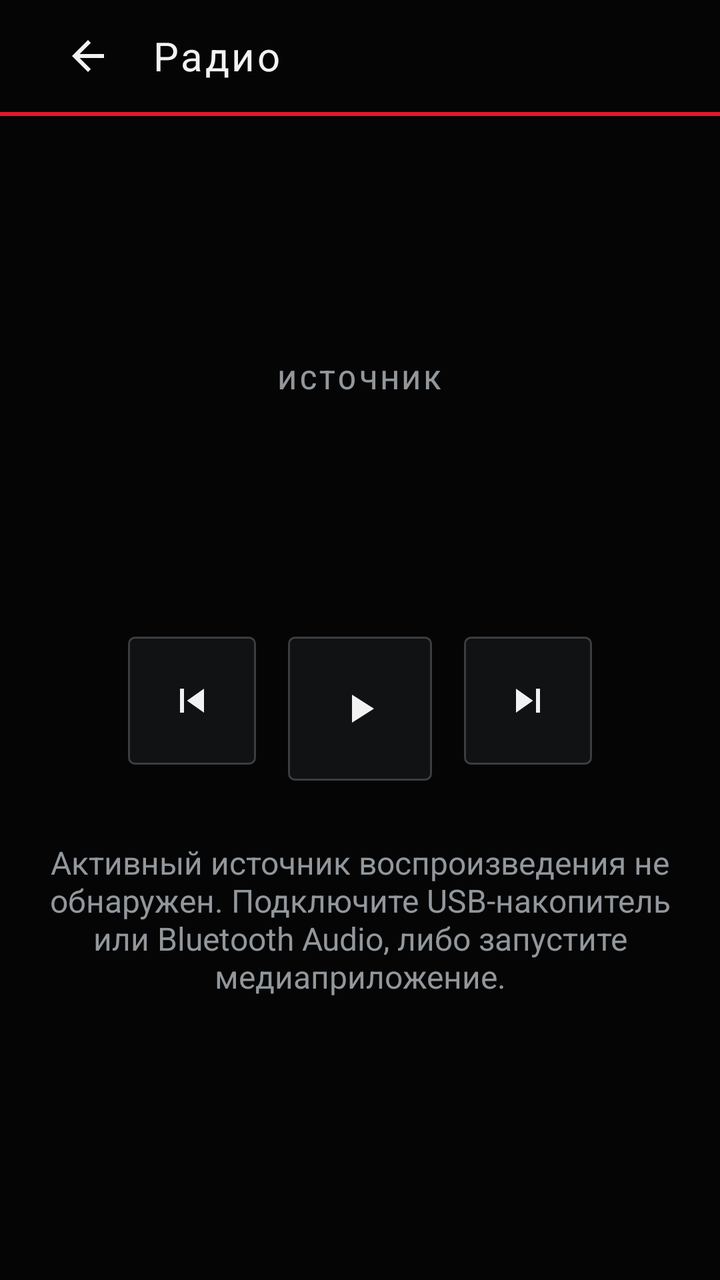
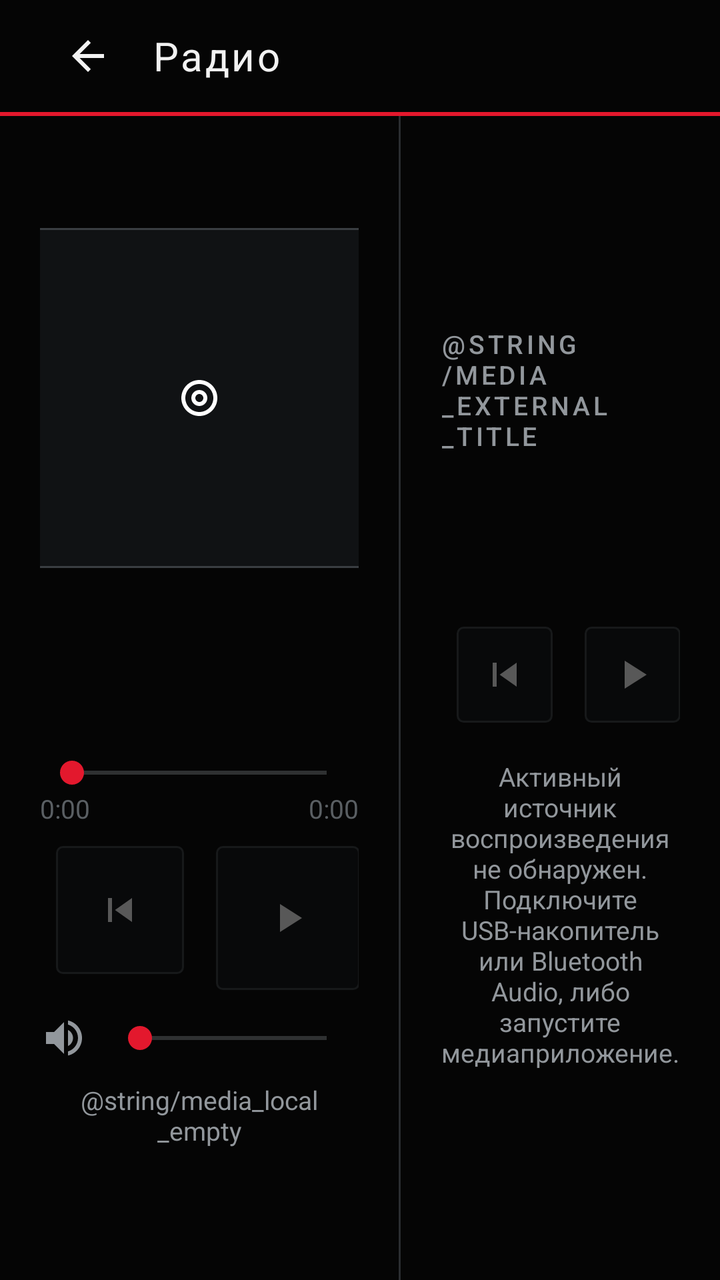

The first picture is an Android layout as it rendered before a commit; the second is the same layout after the commit. The layout source and the unified diff follow.
<!-- AndroidManifest.xml: application theme Theme.VWShell -->
<!-- res/layout/fragment_media.xml -->
<?xml version="1.0" encoding="utf-8"?>
<LinearLayout xmlns:android="http://schemas.android.com/apk/res/android"
    xmlns:app="http://schemas.android.com/apk/res-auto"
    android:layout_width="match_parent" android:layout_height="match_parent"
    android:orientation="vertical" android:background="@color/vw_background">
    <include layout="@layout/layout_section_header"/>
    <View android:layout_width="match_parent" android:layout_height="@dimen/accent_line" android:background="@drawable/accent_line"/>
    <LinearLayout android:layout_width="match_parent" android:layout_height="0dp" android:layout_weight="1"
        android:orientation="vertical" android:gravity="center" android:padding="@dimen/screen_padding">
        <TextView android:id="@+id/mediaSourceLabel" style="@style/VW.SectionLabel" android:layout_width="wrap_content" android:layout_height="wrap_content" android:text="@string/media_source"/>
        <ImageView android:id="@+id/mediaSourceIcon" android:layout_width="48dp" android:layout_height="48dp" android:layout_marginTop="14dp"
            android:src="@drawable/ic_media" android:contentDescription="@string/media_source" android:visibility="gone"/>
        <ImageView android:id="@+id/mediaAlbumArt" android:layout_width="150dp" android:layout_height="150dp" android:layout_marginTop="10dp"
            android:scaleType="centerInside" android:visibility="gone" android:contentDescription="@string/media_source"/>
        <TextView android:id="@+id/mediaTrack" android:layout_width="match_parent" android:layout_height="wrap_content" android:layout_marginTop="18dp"
            android:gravity="center" android:singleLine="true" android:ellipsize="end" android:textColor="@color/vw_text_primary" android:textSize="26sp"/>
        <TextView android:id="@+id/mediaArtist" android:layout_width="match_parent" android:layout_height="wrap_content" android:layout_marginTop="6dp"
            android:gravity="center" android:singleLine="true" android:ellipsize="end" android:textColor="@color/vw_text_secondary" android:textSize="@dimen/title_text"/>
        <LinearLayout android:layout_width="wrap_content" android:layout_height="wrap_content" android:orientation="horizontal" android:layout_marginTop="34dp">
            <ImageButton android:id="@+id/btnMediaPrev" style="@style/VW.ControlButton" android:src="@drawable/ic_prev" android:contentDescription="@string/media_prev"/>
            <ImageButton android:id="@+id/btnMediaPlay" style="@style/VW.ControlButton.play" android:src="@drawable/ic_play" android:contentDescription="@string/media_play"/>
            <ImageButton android:id="@+id/btnMediaNext" style="@style/VW.ControlButton" android:src="@drawable/ic_next" android:contentDescription="@string/media_next"/>
        </LinearLayout>
        <TextView android:id="@+id/mediaStatus" android:layout_width="match_parent" android:layout_height="wrap_content" android:layout_marginTop="30dp"
            android:gravity="center" android:textColor="@color/vw_text_secondary" android:textSize="@dimen/body_text" android:text="@string/media_no_session"/>
        <LinearLayout android:layout_width="wrap_content" android:layout_height="wrap_content" android:orientation="horizontal" android:layout_marginTop="18dp">
            <com.google.android.material.button.MaterialButton android:id="@+id/btnPickMediaApp" style="@style/VW.Button"
                android:layout_width="wrap_content" android:layout_height="@dimen/button_height"
                android:text="@string/media_pick_app" android:visibility="gone"/>
            <com.google.android.material.button.MaterialButton android:id="@+id/btnGrantMediaAccess" style="@style/VW.Button.Accent"
                android:layout_width="wrap_content" android:layout_height="@dimen/button_height" android:layout_marginStart="10dp"
                android:text="@string/media_grant_access" android:visibility="gone"/>
        </LinearLayout>
    </LinearLayout>
</LinearLayout>
<!-- res/layout/layout_section_header.xml (included above) -->
<?xml version="1.0" encoding="utf-8"?>
<LinearLayout xmlns:android="http://schemas.android.com/apk/res/android"
    android:layout_width="match_parent"
    android:layout_height="@dimen/topbar_height"
    android:orientation="horizontal"
    android:gravity="center_vertical"
    android:background="@color/vw_background"
    android:paddingStart="@dimen/screen_padding"
    android:paddingEnd="@dimen/screen_padding">

    <ImageButton
        android:id="@+id/btnBack"
        android:layout_width="48dp"
        android:layout_height="48dp"
        android:background="?attr/selectableItemBackgroundBorderless"
        android:src="@drawable/ic_back"
        android:scaleType="centerInside"
        android:contentDescription="@string/back"
        android:focusable="true"/>

    <TextView
        android:id="@+id/sectionTitle"
        android:layout_width="0dp"
        android:layout_height="wrap_content"
        android:layout_weight="1"
        android:layout_marginStart="8dp"
        android:textColor="@color/vw_text_primary"
        android:textSize="@dimen/title_text"
        android:letterSpacing="0.06"
        android:text="@string/radio_title"/>

    <TextView
        android:id="@+id/headerClock"
        android:layout_width="wrap_content"
        android:layout_height="wrap_content"
        android:textColor="@color/vw_text_secondary"
        android:textSize="@dimen/body_text"
        android:fontFamily="sans-serif-light"/>
</LinearLayout>
<!-- resources referenced by this layout -->
<resources>
  <color name="vw_background">#FF050505</color>
  <color name="vw_text_primary">#FFF2F2F2</color>
  <color name="vw_text_secondary">#FF92979C</color>
  <dimen name="accent_line">2dp</dimen>
  <dimen name="body_text">16sp</dimen>
  <dimen name="button_height">56dp</dimen>
  <dimen name="screen_padding">20dp</dimen>
  <dimen name="title_text">20sp</dimen>
  <dimen name="topbar_height">56dp</dimen>
  <!-- drawable accent_line (drawable) -->
  <?xml version="1.0" encoding="utf-8"?>
  <shape xmlns:android="http://schemas.android.com/apk/res/android" android:shape="rectangle">
      <solid android:color="@color/vw_accent"/>
  </shape>
  <!-- drawable ic_media (drawable) -->
  <?xml version="1.0" encoding="utf-8"?>
  <vector xmlns:android="http://schemas.android.com/apk/res/android"
      android:width="24dp" android:height="24dp"
      android:viewportWidth="24" android:viewportHeight="24"
      android:tint="@color/vw_icon_tint">
      <path android:fillColor="#FFFFFFFF" android:pathData="M12,3v10.55c-0.59,-0.34 -1.27,-0.55 -2,-0.55 -2.21,0 -4,1.79 -4,4s1.79,4 4,4 4,-1.79 4,-4V7h4V3h-6z"/>
  </vector>
  <string name="back">Назад</string>
  <string name="media_grant_access">Предоставить доступ</string>
  <string name="media_next">Следующий трек</string>
  <string name="media_no_session">Активный источник воспроизведения не обнаружен. Подключите USB-накопитель или Bluetooth Audio, либо запустите медиаприложение.</string>
  <string name="media_pick_app">Выбрать медиаприложение</string>
  <string name="media_play">Воспроизведение</string>
  <string name="media_prev">Предыдущий трек</string>
  <string name="media_source">Источник</string>
  <string name="radio_title">Радио</string>
  <style name="VW.Button.Accent" parent="VW.Button">
          <item name="backgroundTint">@color/vw_accent</item>
          <item name="strokeColor">@color/vw_accent</item>
          <item name="android:textColor">@color/vw_text_primary</item>
      </style>
  <style name="VW.ControlButton.play">
          <item name="android:layout_width">@dimen/dial_button</item>
          <item name="android:layout_height">@dimen/dial_button</item>
      </style>
  <color name="vw_accent">#FFE3182D</color>
  <color name="vw_icon_tint">#FFF2F2F2</color>
  <color name="vw_tile_bg">#FF101214</color>
  <dimen name="tile_radius">3dp</dimen>
  <color name="vw_stroke">#FF3A3E42</color>
  <dimen name="tile_stroke">1dp</dimen>
  <color name="vw_tile_bg_pressed">#FF1B1E21</color>
  <dimen name="control_button">64dp</dimen>
  <dimen name="dial_button">72dp</dimen>
  <dimen name="small_text">13sp</dimen>
  <!-- unchanged entries left out for length: 10 -->
</resources>

<!-- the commit's change to res/layout/fragment_media.xml (unified diff, before → after) -->
@@ -1,36 +1,124 @@
 <?xml version="1.0" encoding="utf-8"?>
 <LinearLayout xmlns:android="http://schemas.android.com/apk/res/android"
-    xmlns:app="http://schemas.android.com/apk/res-auto"
     android:layout_width="match_parent" android:layout_height="match_parent"
     android:orientation="vertical" android:background="@color/vw_background">
     <include layout="@layout/layout_section_header"/>
     <View android:layout_width="match_parent" android:layout_height="@dimen/accent_line" android:background="@drawable/accent_line"/>
+
     <LinearLayout android:layout_width="match_parent" android:layout_height="0dp" android:layout_weight="1"
-        android:orientation="vertical" android:gravity="center" android:padding="@dimen/screen_padding">
-        <TextView android:id="@+id/mediaSourceLabel" style="@style/VW.SectionLabel" android:layout_width="wrap_content" android:layout_height="wrap_content" android:text="@string/media_source"/>
-        <ImageView android:id="@+id/mediaSourceIcon" android:layout_width="48dp" android:layout_height="48dp" android:layout_marginTop="14dp"
-            android:src="@drawable/ic_media" android:contentDescription="@string/media_source" android:visibility="gone"/>
-        <ImageView android:id="@+id/mediaAlbumArt" android:layout_width="150dp" android:layout_height="150dp" android:layout_marginTop="10dp"
-            android:scaleType="centerInside" android:visibility="gone" android:contentDescription="@string/media_source"/>
-        <TextView android:id="@+id/mediaTrack" android:layout_width="match_parent" android:layout_height="wrap_content" android:layout_marginTop="18dp"
-            android:gravity="center" android:singleLine="true" android:ellipsize="end" android:textColor="@color/vw_text_primary" android:textSize="26sp"/>
-        <TextView android:id="@+id/mediaArtist" android:layout_width="match_parent" android:layout_height="wrap_content" android:layout_marginTop="6dp"
-            android:gravity="center" android:singleLine="true" android:ellipsize="end" android:textColor="@color/vw_text_secondary" android:textSize="@dimen/title_text"/>
-        <LinearLayout android:layout_width="wrap_content" android:layout_height="wrap_content" android:orientation="horizontal" android:layout_marginTop="34dp">
-            <ImageButton android:id="@+id/btnMediaPrev" style="@style/VW.ControlButton" android:src="@drawable/ic_prev" android:contentDescription="@string/media_prev"/>
-            <ImageButton android:id="@+id/btnMediaPlay" style="@style/VW.ControlButton.play" android:src="@drawable/ic_play" android:contentDescription="@string/media_play"/>
-            <ImageButton android:id="@+id/btnMediaNext" style="@style/VW.ControlButton" android:src="@drawable/ic_next" android:contentDescription="@string/media_next"/>
+        android:orientation="horizontal" android:baselineAligned="false">
+
+        
+        <LinearLayout android:id="@+id/localPanel"
+            android:layout_width="0dp" android:layout_height="match_parent" android:layout_weight="5"
+            android:orientation="vertical" android:gravity="center" android:padding="@dimen/screen_padding">
+
+            <ImageView android:id="@+id/localArt"
+                android:layout_width="170dp" android:layout_height="170dp"
+                android:scaleType="centerInside"
+                android:background="@drawable/bg_tile"
+                android:src="@drawable/ic_album"
+                android:contentDescription="@string/media_local_title"/>
+
+            <TextView android:id="@+id/localTrack" android:layout_width="match_parent" android:layout_height="wrap_content"
+                android:layout_marginTop="16dp" android:gravity="center" android:singleLine="true" android:ellipsize="end"
+                android:textColor="@color/vw_text_primary" android:textSize="24sp"/>
+            <TextView android:id="@+id/localArtist" android:layout_width="match_parent" android:layout_height="wrap_content"
+                android:layout_marginTop="4dp" android:gravity="center" android:singleLine="true" android:ellipsize="end"
+                android:textColor="@color/vw_text_secondary" android:textSize="@dimen/title_text"/>
+
+            
+            <SeekBar android:id="@+id/localSeek" android:layout_width="match_parent" android:layout_height="wrap_content"
+                android:layout_marginTop="14dp" android:progressTint="@color/vw_accent"
+                android:thumbTint="@color/vw_accent" android:enabled="false"/>
+            <LinearLayout android:layout_width="match_parent" android:layout_height="wrap_content"
+                android:orientation="horizontal">
+                <TextView android:id="@+id/localPos" android:layout_width="0dp" android:layout_height="wrap_content"
+                    android:layout_weight="1" android:textColor="@color/vw_text_disabled" android:textSize="@dimen/small_text" android:text="0:00"/>
+                <TextView android:id="@+id/localDur" android:layout_width="wrap_content" android:layout_height="wrap_content"
+                    android:textColor="@color/vw_text_disabled" android:textSize="@dimen/small_text" android:text="0:00"/>
+            </LinearLayout>
+
+            <LinearLayout android:layout_width="wrap_content" android:layout_height="wrap_content"
+                android:orientation="horizontal" android:layout_marginTop="10dp">
+                <ImageButton android:id="@+id/btnLocalPrev" style="@style/VW.ControlButton"
+                    android:src="@drawable/ic_prev" android:contentDescription="@string/media_prev" android:alpha="0.35"/>
+                <ImageButton android:id="@+id/btnLocalPlay" style="@style/VW.ControlButton.play"
+                    android:src="@drawable/ic_play" android:contentDescription="@string/media_play" android:alpha="0.35"/>
+                <ImageButton android:id="@+id/btnLocalNext" style="@style/VW.ControlButton"
+                    android:src="@drawable/ic_next" android:contentDescription="@string/media_next" android:alpha="0.35"/>
+            </LinearLayout>
+
+            
+            <LinearLayout android:layout_width="match_parent" android:layout_height="wrap_content"
+                android:orientation="horizontal" android:gravity="center_vertical" android:layout_marginTop="12dp">
+                <ImageView android:layout_width="@dimen/icon_sm" android:layout_height="@dimen/icon_sm"
+                    android:src="@drawable/ic_volume" android:contentDescription="@string/media_volume"
+                    android:tint="@color/vw_text_secondary"/>
+                <SeekBar android:id="@+id/volumeSeek" android:layout_width="0dp" android:layout_height="wrap_content"
+                    android:layout_weight="1" android:layout_marginStart="10dp" android:progressTint="@color/vw_accent"
+                    android:thumbTint="@color/vw_accent"/>
+            </LinearLayout>
+
+            <TextView android:id="@+id/localStatus" android:layout_width="match_parent" android:layout_height="wrap_content"
+                android:layout_marginTop="10dp" android:gravity="center" android:textColor="@color/vw_text_secondary"
+                android:textSize="@dimen/small_text" android:text="@string/media_local_empty"/>
+
+            <LinearLayout android:layout_width="wrap_content" android:layout_height="wrap_content"
+                android:orientation="horizontal" android:layout_marginTop="10dp">
+                <com.google.android.material.button.MaterialButton android:id="@+id/btnGrantAudio" style="@style/VW.Button.Accent"
+                    android:layout_width="wrap_content" android:layout_height="@dimen/button_height"
+                    android:text="@string/media_grant_audio" android:visibility="gone"/>
+                <com.google.android.material.button.MaterialButton android:id="@+id/btnRescan" style="@style/VW.Button"
+                    android:layout_width="wrap_content" android:layout_height="@dimen/button_height"
+                    android:layout_marginStart="10dp" android:text="@string/media_rescan" android:visibility="gone"/>
+            </LinearLayout>
         </LinearLayout>
-        <TextView android:id="@+id/mediaStatus" android:layout_width="match_parent" android:layout_height="wrap_content" android:layout_marginTop="30dp"
-            android:gravity="center" android:textColor="@color/vw_text_secondary" android:textSize="@dimen/body_text" android:text="@string/media_no_session"/>
-        <LinearLayout android:layout_width="wrap_content" android:layout_height="wrap_content" android:orientation="horizontal" android:layout_marginTop="18dp">
-            <com.google.android.material.button.MaterialButton android:id="@+id/btnPickMediaApp" style="@style/VW.Button"
-                android:layout_width="wrap_content" android:layout_height="@dimen/button_height"
-                android:text="@string/media_pick_app" android:visibility="gone"/>
-            <com.google.android.material.button.MaterialButton android:id="@+id/btnGrantMediaAccess" style="@style/VW.Button.Accent"
-                android:layout_width="wrap_content" android:layout_height="@dimen/button_height" android:layout_marginStart="10dp"
-                android:text="@string/media_grant_access" android:visibility="gone"/>
-        </LinearLayout>
+
+        <View android:layout_width="1dp" android:layout_height="match_parent" android:background="@color/vw_divider"/>
+
+        
+        <ScrollView android:layout_width="0dp" android:layout_height="match_parent" android:layout_weight="4"
+            android:fillViewport="true">
+            <LinearLayout android:layout_width="match_parent" android:layout_height="wrap_content"
+                android:orientation="vertical" android:gravity="center" android:padding="@dimen/screen_padding">
+
+                <TextView style="@style/VW.SectionLabel" android:layout_width="wrap_content" android:layout_height="wrap_content"
+                    android:text="@string/media_external_title"/>
+
+                <ImageView android:id="@+id/extSourceIcon" android:layout_width="40dp" android:layout_height="40dp"
+                    android:layout_marginTop="14dp" android:src="@drawable/ic_bluetooth"
+                    android:contentDescription="@string/media_external_title" android:visibility="gone"
+                    android:tint="@color/vw_text_secondary"/>
+                <ImageView android:id="@+id/extAlbumArt" android:layout_width="120dp" android:layout_height="120dp"
+                    android:layout_marginTop="10dp" android:scaleType="centerInside" android:visibility="gone"
+                    android:contentDescription="@string/media_external_title"/>
+                <TextView android:id="@+id/extTrack" android:layout_width="match_parent" android:layout_height="wrap_content"
+                    android:layout_marginTop="14dp" android:gravity="center" android:singleLine="true" android:ellipsize="end"
+                    android:textColor="@color/vw_text_primary" android:textSize="20sp"/>
+                <TextView android:id="@+id/extArtist" android:layout_width="match_parent" android:layout_height="wrap_content"
+                    android:layout_marginTop="4dp" android:gravity="center" android:singleLine="true" android:ellipsize="end"
+                    android:textColor="@color/vw_text_secondary" android:textSize="@dimen/body_text"/>
+
+                <LinearLayout android:layout_width="wrap_content" android:layout_height="wrap_content"
+                    android:orientation="horizontal" android:layout_marginTop="20dp">
+                    <ImageButton android:id="@+id/btnExtPrev" style="@style/VW.ControlButton.small"
+                        android:src="@drawable/ic_prev" android:contentDescription="@string/media_prev" android:alpha="0.35"/>
+                    <ImageButton android:id="@+id/btnExtPlay" style="@style/VW.ControlButton.small"
+                        android:src="@drawable/ic_play" android:contentDescription="@string/media_play" android:alpha="0.35"/>
+                    <ImageButton android:id="@+id/btnExtNext" style="@style/VW.ControlButton.small"
+                        android:src="@drawable/ic_next" android:contentDescription="@string/media_next" android:alpha="0.35"/>
+                </LinearLayout>
+
+                <TextView android:id="@+id/extStatus" android:layout_width="match_parent" android:layout_height="wrap_content"
+                    android:layout_marginTop="18dp" android:gravity="center" android:textColor="@color/vw_text_secondary"
+                    android:textSize="@dimen/small_text" android:text="@string/media_no_session"/>
+
+                <com.google.android.material.button.MaterialButton android:id="@+id/btnGrantMediaAccess" style="@style/VW.Button.Accent"
+                    android:layout_width="wrap_content" android:layout_height="@dimen/button_height" android:layout_marginTop="12dp"
+                    android:text="@string/media_grant_access" android:visibility="gone"/>
+            </LinearLayout>
+        </ScrollView>
     </LinearLayout>
 </LinearLayout>
 <!-- res/layout/layout_section_header.xml (included above) -->
<!-- resource entries referenced after the edit -->
@@ -1,11 +1,14 @@
 <!-- resources referenced by this layout -->
 <resources>
   <color name="vw_background">#FF050505</color>
+  <color name="vw_divider">#FF2A2D30</color>
+  <color name="vw_text_disabled">#FF5A5F63</color>
   <color name="vw_text_primary">#FFF2F2F2</color>
   <color name="vw_text_secondary">#FF92979C</color>
   <dimen name="accent_line">2dp</dimen>
   <dimen name="body_text">16sp</dimen>
   <dimen name="button_height">56dp</dimen>
+  <dimen name="icon_sm">24dp</dimen>
   <dimen name="screen_padding">20dp</dimen>
   <dimen name="title_text">20sp</dimen>
   <dimen name="topbar_height">56dp</dimen>
@@ -14,22 +17,34 @@
   <shape xmlns:android="http://schemas.android.com/apk/res/android" android:shape="rectangle">
       <solid android:color="@color/vw_accent"/>
   </shape>
-  <!-- drawable ic_media (drawable) -->
+  <!-- drawable ic_album (drawable) -->
+  <vector xmlns:android="http://schemas.android.com/apk/res/android"
+      android:width="24dp" android:height="24dp"
+      android:viewportWidth="24" android:viewportHeight="24">
+      <path android:fillColor="#FFFFFFFF"
+          android:pathData="M12,3C7.03,3 3,7.03 3,12c0,4.97 4.03,9 9,9s9,-4.03 9,-9c0,-4.97 -4.03,-9 -9,-9zM12,19c-3.86,0 -7,-3.14 -7,-7s3.14,-7 7,-7 7,3.14 7,7 -3.14,7 -7,7zM12,8c-2.21,0 -4,1.79 -4,4s1.79,4 4,4 4,-1.79 4,-4 -1.79,-4 -4,-4zM12,14c-1.1,0 -2,-0.9 -2,-2s0.9,-2 2,-2 2,0.9 2,2 -0.9,2 -2,2z"/>
+  </vector>
+  <!-- drawable ic_bluetooth (drawable) -->
   <?xml version="1.0" encoding="utf-8"?>
   <vector xmlns:android="http://schemas.android.com/apk/res/android"
       android:width="24dp" android:height="24dp"
       android:viewportWidth="24" android:viewportHeight="24"
       android:tint="@color/vw_icon_tint">
-      <path android:fillColor="#FFFFFFFF" android:pathData="M12,3v10.55c-0.59,-0.34 -1.27,-0.55 -2,-0.55 -2.21,0 -4,1.79 -4,4s1.79,4 4,4 4,-1.79 4,-4V7h4V3h-6z"/>
+      <path android:fillColor="#FFFFFFFF" android:pathData="M17.71,7.71L12,2h-1v7.59L6.41,5 5,6.41 10.59,12 5,17.59 6.41,19 11,14.41V22h1l5.71,-5.71 -4.3,-4.29 4.3,-4.29zM13,5.83l1.88,1.88L13,9.59V5.83zm1.88,10.46L13,18.17v-3.76l1.88,1.88z"/>
+  </vector>
+  <!-- drawable ic_volume (drawable) -->
+  <vector xmlns:android="http://schemas.android.com/apk/res/android"
+      android:width="24dp" android:height="24dp"
+      android:viewportWidth="24" android:viewportHeight="24"
+      android:tint="@color/vw_text_primary">
+      <path android:fillColor="#FFFFFF" android:pathData="M3,9v6h4l5,5V4L7,9H3zM16.5,12c0,-1.77 -1.02,-3.29 -2.5,-4.03v8.05c1.48,-0.73 2.5,-2.25 2.5,-4.02zM14,3.23v2.06c2.89,0.86 5,3.54 5,6.71s-2.11,5.85 -5,6.71v2.06c4.01,-0.91 7,-4.49 7,-8.77s-2.99,-7.86 -7,-8.77z"/>
   </vector>
   <string name="back">Назад</string>
   <string name="media_grant_access">Предоставить доступ</string>
   <string name="media_next">Следующий трек</string>
   <string name="media_no_session">Активный источник воспроизведения не обнаружен. Подключите USB-накопитель или Bluetooth Audio, либо запустите медиаприложение.</string>
-  <string name="media_pick_app">Выбрать медиаприложение</string>
   <string name="media_play">Воспроизведение</string>
   <string name="media_prev">Предыдущий трек</string>
-  <string name="media_source">Источник</string>
   <string name="radio_title">Радио</string>
   <style name="VW.Button.Accent" parent="VW.Button">
           <item name="backgroundTint">@color/vw_accent</item>
@@ -39,6 +54,11 @@
   <style name="VW.ControlButton.play">
           <item name="android:layout_width">@dimen/dial_button</item>
           <item name="android:layout_height">@dimen/dial_button</item>
+      </style>
+  <style name="VW.ControlButton.small">
+          <item name="android:layout_width">48dp</item>
+          <item name="android:layout_height">48dp</item>
+          <item name="android:padding">10dp</item>
       </style>
   <color name="vw_accent">#FFE3182D</color>
   <color name="vw_icon_tint">#FFF2F2F2</color>
